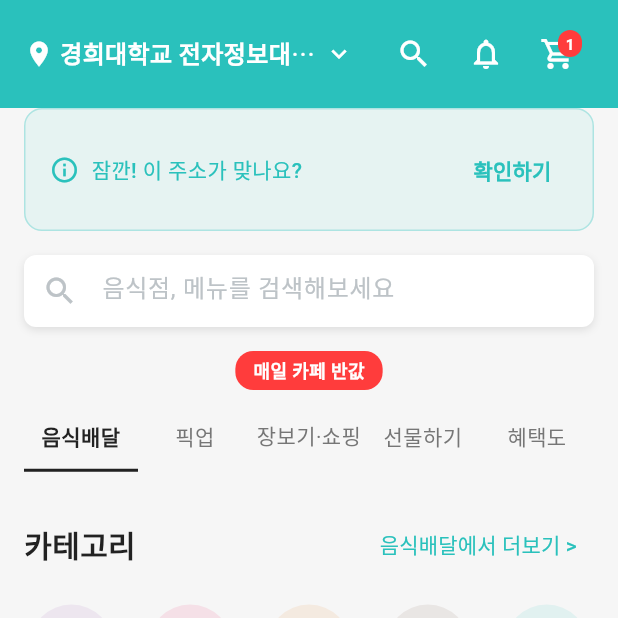
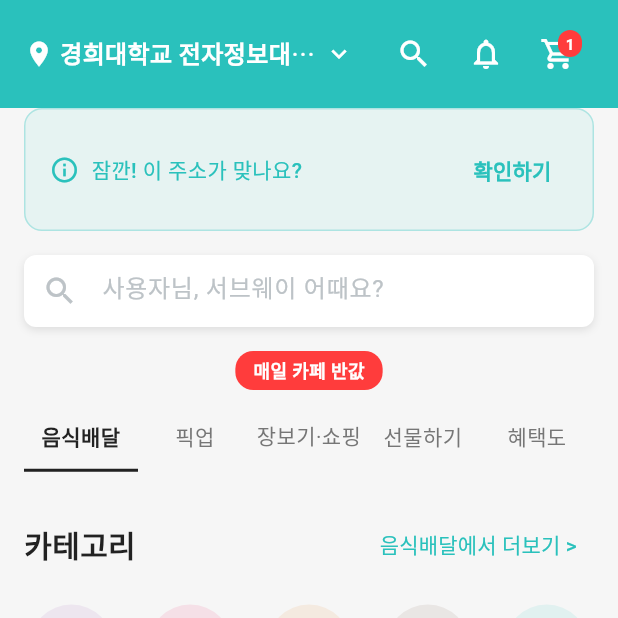
Before and after one commit to jhhan0208/baemin_new_flutter, a Flutter app: the screen it shows after launch, on a phone screen of 412 x 824 dp, the top half of it. Run offline on Flutter 3.47's test engine with Material 3 defaults, Android fonts, the phone set to English and light mode, and no system bars.

Commit message:
Update Hint text

```diff
--- a/lib/widgets/search_bar_widget.dart
+++ b/lib/widgets/search_bar_widget.dart
@@ -24,7 +24,7 @@ class SearchBarWidget extends StatelessWidget {
         ),
         child: TextField(
           decoration: InputDecoration(
-            hintText: '음식점, 메뉴를 검색해보세요',
+            hintText: '사용자님, 서브웨이 어때요?',
             hintStyle: TextStyle(
               color: AppColors.textMuted,
               fontSize: 16,
```
